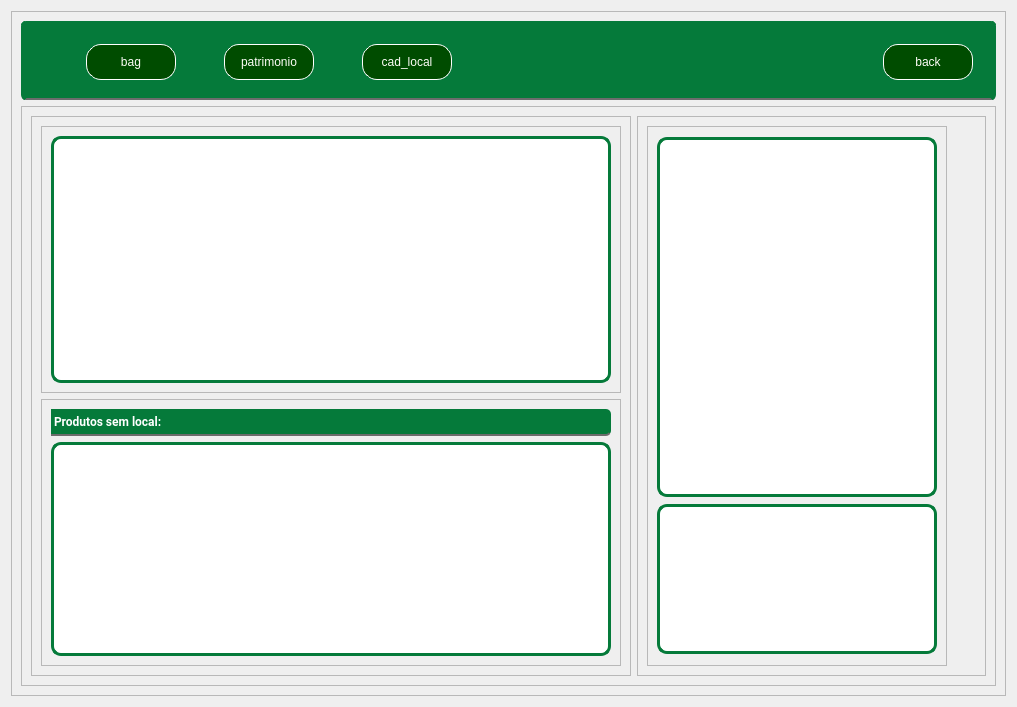
Above: PATP/bckp/asset_ctrl/templates/interfaces/local_info.ui from eduardogm22/controle_patrimonio before the change. Below: the same form after it.
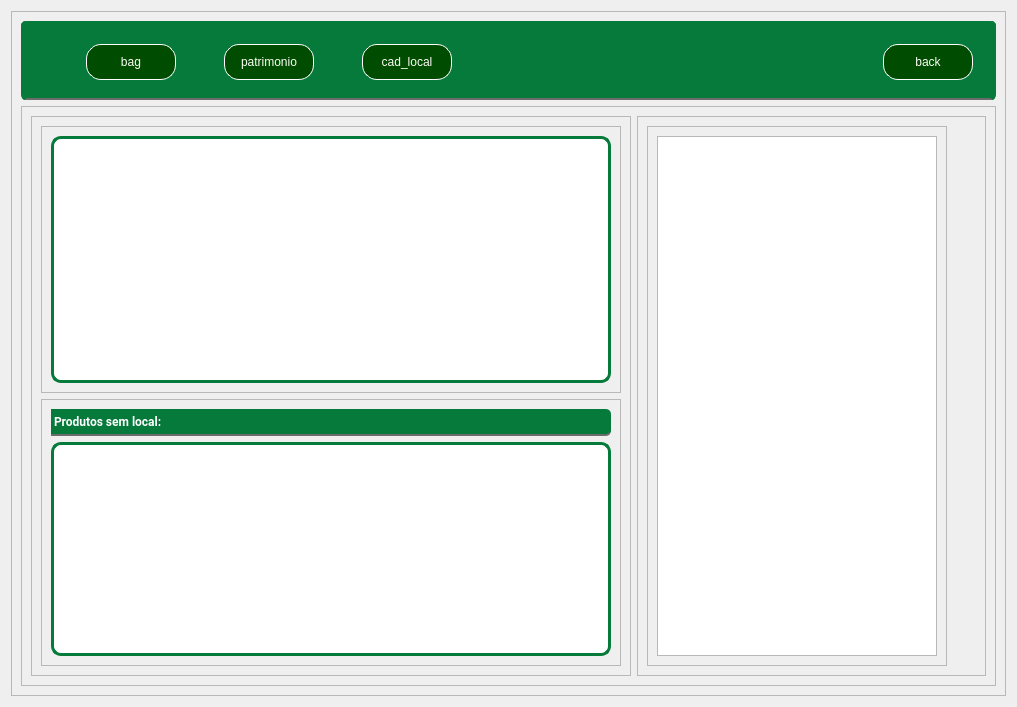
That is the form after the change.

Diff of the .ui file:
```diff
--- a/PATP/bckp/asset_ctrl/templates/interfaces/local_info.ui
+++ b/PATP/bckp/asset_ctrl/templates/interfaces/local_info.ui
@@ -377,50 +377,7 @@
               </property>
               <layout class="QVBoxLayout" name="verticalLayout_3">
                <item>
-                <widget class="QListView" name="listView_3">
-                 <property name="minimumSize">
-                  <size>
-                   <width>150</width>
-                   <height>360</height>
-                  </size>
-                 </property>
-                 <property name="maximumSize">
-                  <size>
-                   <width>300</width>
-                   <height>360</height>
-                  </size>
-                 </property>
-                 <property name="styleSheet">
-                  <string notr="true">background-color:white;	
-border:3px solid #057A3A;
-border-radius:10px
-
-</string>
-                 </property>
-                </widget>
-               </item>
-               <item>
-                <widget class="QListView" name="listView_4">
-                 <property name="minimumSize">
-                  <size>
-                   <width>150</width>
-                   <height>0</height>
-                  </size>
-                 </property>
-                 <property name="maximumSize">
-                  <size>
-                   <width>300</width>
-                   <height>150</height>
-                  </size>
-                 </property>
-                 <property name="styleSheet">
-                  <string notr="true">background-color:white;	
-border:3px solid #057A3A;
-border-radius:10px
-
-</string>
-                 </property>
-                </widget>
+                <widget class="QTextBrowser" name="textBrowser"/>
                </item>
               </layout>
              </widget>
```
Left out of the diff: 10 changed lines with no effect on the pictures.
